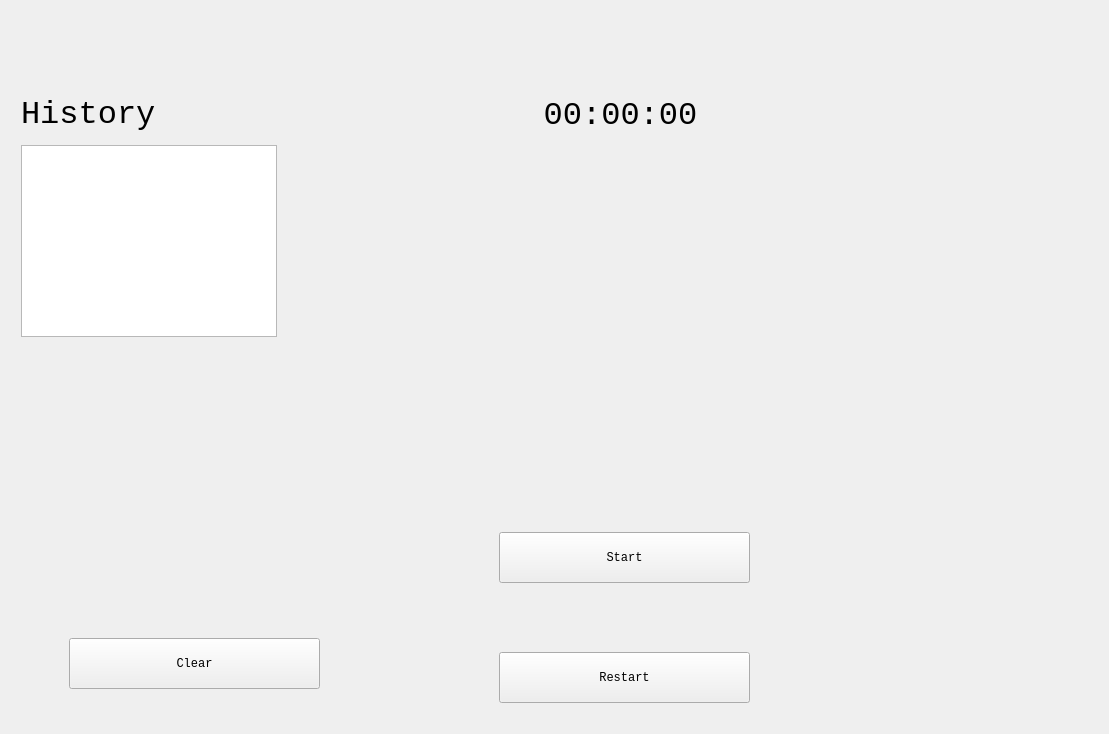
OBess/Clock-Timer, file design/clocktimerapp.ui: the form before one commit.
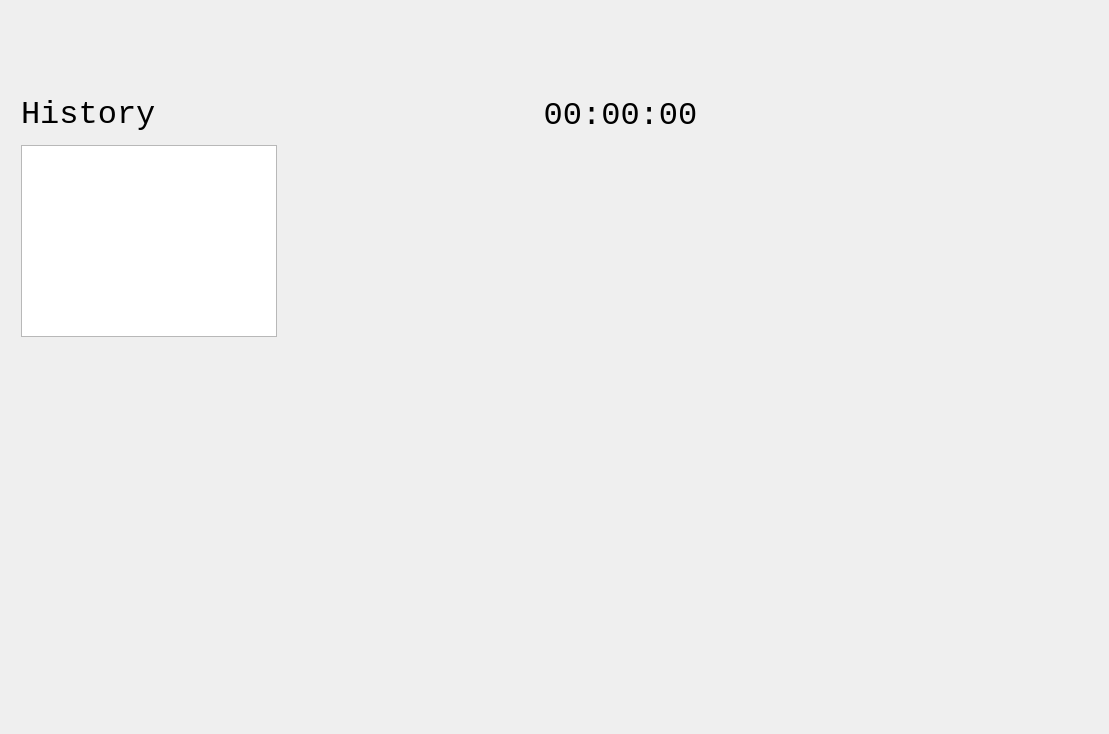
The form after the commit.

Commit message: Add css style and hover button

Diff of the .ui file:
```diff
--- a/design/clocktimerapp.ui
+++ b/design/clocktimerapp.ui
@@ -37,31 +37,6 @@
     <string>History</string>
    </property>
   </widget>
-  <widget class="QPushButton" name="clearBtn">
-   <property name="geometry">
-    <rect>
-     <x>69</x>
-     <y>638</y>
-     <width>251</width>
-     <height>51</height>
-    </rect>
-   </property>
-   <property name="sizePolicy">
-    <sizepolicy hsizetype="Fixed" vsizetype="Fixed">
-     <horstretch>0</horstretch>
-     <verstretch>0</verstretch>
-    </sizepolicy>
-   </property>
-   <property name="minimumSize">
-    <size>
-     <width>251</width>
-     <height>51</height>
-    </size>
-   </property>
-   <property name="text">
-    <string>Clear</string>
-   </property>
-  </widget>
   <widget class="QTableView" name="historyTable">
    <property name="geometry">
     <rect>
@@ -94,44 +69,6 @@
     <set>Qt::AlignCenter</set>
    </property>
   </widget>
-  <widget class="QPushButton" name="restartBtn">
-   <property name="geometry">
-    <rect>
-     <x>499</x>
-     <y>652</y>
-     <width>251</width>
-     <height>51</height>
-    </rect>
-   </property>
-   <property name="minimumSize">
-    <size>
-     <width>251</width>
-     <height>51</height>
-    </size>
-   </property>
-   <property name="text">
-    <string>Restart</string>
-   </property>
-  </widget>
-  <widget class="QPushButton" name="startBtn">
-   <property name="geometry">
-    <rect>
-     <x>499</x>
-     <y>532</y>
-     <width>251</width>
-     <height>51</height>
-    </rect>
-   </property>
-   <property name="minimumSize">
-    <size>
-     <width>251</width>
-     <height>51</height>
-    </size>
-   </property>
-   <property name="text">
-    <string>Start</string>
-   </property>
-  </widget>
  </widget>
  <resources/>
  <connections/>
```
The commit also changes 7 other files.
